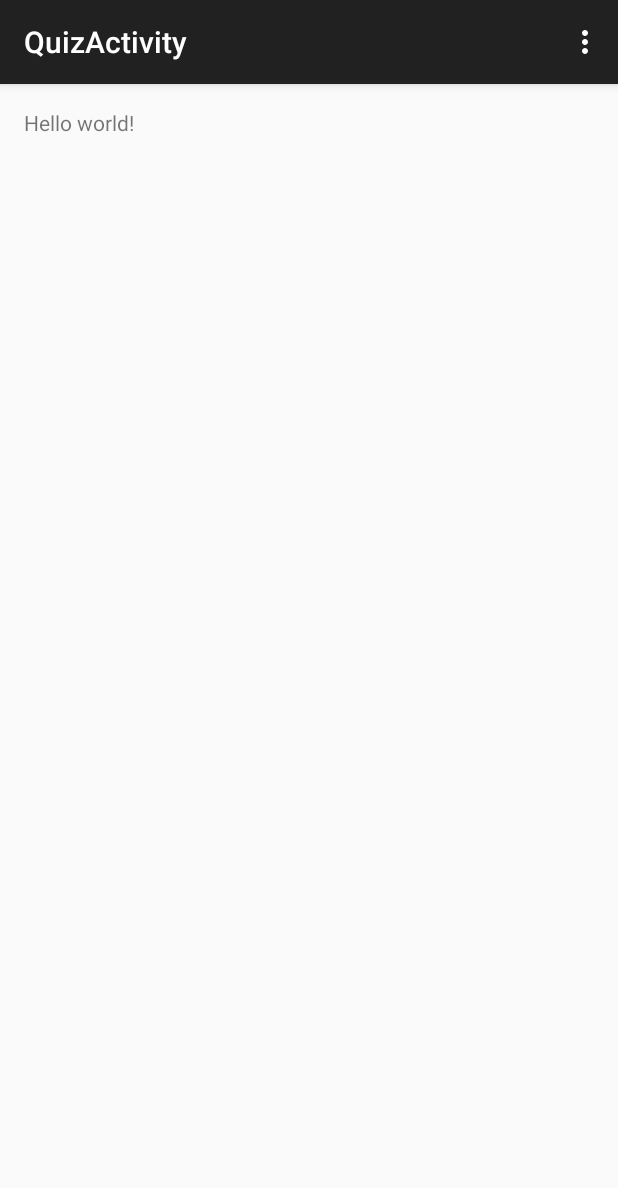
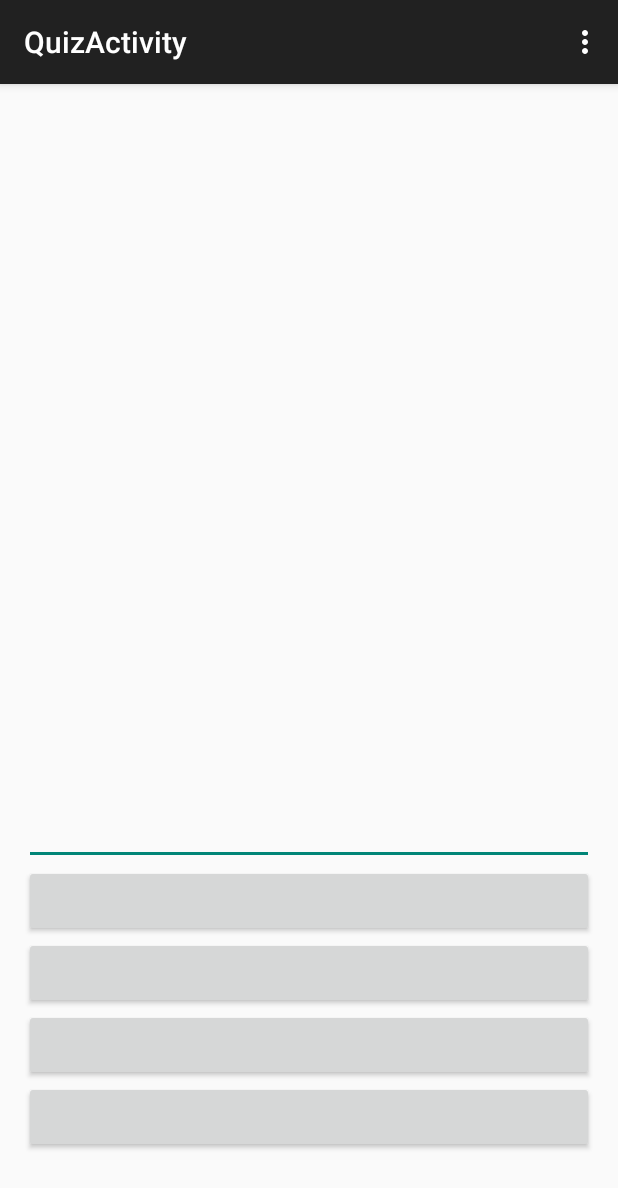
Before and after one commit to fedepiz/CalcioQuiz, an Android app: the QuizActivity screen opened directly, with no data from a screen before it, on a phone screen of 412 x 824 dp. Shown: the top 1188 px of the screen. Run offline under Robolectric (Android 15) with nearby library versions, the phone set to English and light mode, and no system bars.

Commit message:
Done QuizActivity layout

```diff
--- a/app/src/main/res/layout/activity_quiz.xml
+++ b/app/src/main/res/layout/activity_quiz.xml
@@ -6,7 +6,59 @@
     android:paddingBottom="@dimen/activity_vertical_margin"
     tools:context="fedepiz.calcioquiz.ui.QuizActivity">
 
-    <TextView android:text="@string/hello_world" android:layout_width="wrap_content"
-        android:layout_height="wrap_content" />
+    <EditText
+        android:layout_width="wrap_content"
+        android:layout_height="wrap_content"
+        android:inputType="textMultiLine"
+        android:ems="10"
+        android:id="@+id/txtQuestion"
+        android:layout_alignParentTop="true"
+        android:layout_alignParentLeft="true"
+        android:layout_alignParentStart="true"
+        android:minLines="5"
+        android:layout_alignParentRight="true"
+        android:layout_alignParentEnd="true"
+        android:layout_above="@+id/btnAnsw1" />
+
+    <Button
+        android:layout_width="wrap_content"
+        android:layout_height="wrap_content"
+        android:id="@+id/btnAnsw4"
+        android:layout_alignParentBottom="true"
+        android:layout_alignParentLeft="true"
+        android:layout_alignParentStart="true"
+        android:layout_marginBottom="39dp"
+        android:layout_alignParentRight="true"
+        android:layout_alignParentEnd="true" />
+
+    <Button
+        android:layout_width="wrap_content"
+        android:layout_height="wrap_content"
+        android:id="@+id/btnAnsw3"
+        android:layout_above="@+id/btnAnsw4"
+        android:layout_alignParentLeft="true"
+        android:layout_alignParentStart="true"
+        android:layout_alignParentRight="true"
+        android:layout_alignParentEnd="true" />
+
+    <Button
+        android:layout_width="wrap_content"
+        android:layout_height="wrap_content"
+        android:id="@+id/btnAnsw2"
+        android:layout_above="@+id/btnAnsw3"
+        android:layout_alignParentLeft="true"
+        android:layout_alignParentStart="true"
+        android:layout_alignParentRight="true"
+        android:layout_alignParentEnd="true" />
+
+    <Button
+        android:layout_width="wrap_content"
+        android:layout_height="wrap_content"
+        android:id="@+id/btnAnsw1"
+        android:layout_above="@+id/btnAnsw2"
+        android:layout_alignParentLeft="true"
+        android:layout_alignParentStart="true"
+        android:layout_alignParentRight="true"
+        android:layout_alignParentEnd="true" />
 
 </RelativeLayout>
```
